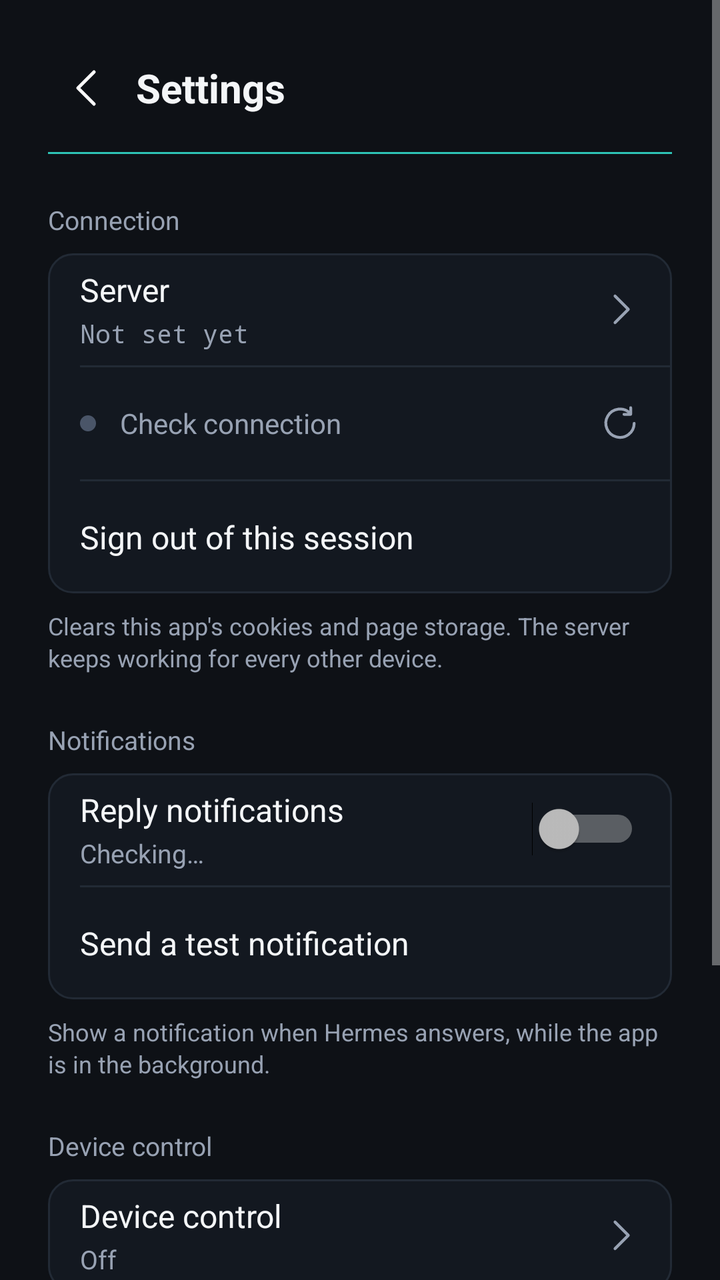
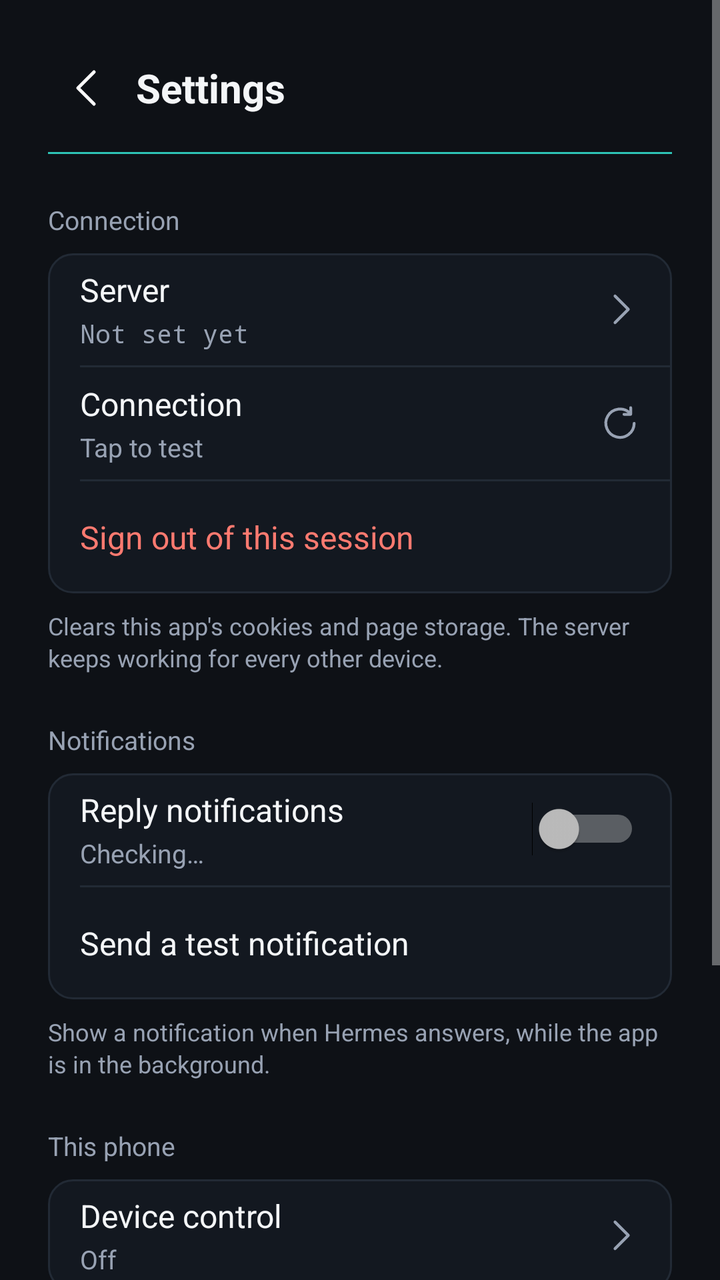

Compare the two renders of this Android layout. The source of the first and the diff that turns it into the second are given below.
<!-- AndroidManifest.xml: application theme Theme.HermesPocket -->
<!-- res/layout/activity_settings.xml -->
<?xml version="1.0" encoding="utf-8"?>
<ScrollView xmlns:android="http://schemas.android.com/apk/res/android"
    android:layout_width="match_parent"
    android:layout_height="match_parent"
    android:background="@color/hp_background"
    android:fillViewport="true">

    <LinearLayout
        android:layout_width="match_parent"
        android:layout_height="wrap_content"
        android:orientation="vertical"
        android:paddingStart="24dp"
        android:paddingTop="24dp"
        android:paddingEnd="24dp"
        android:paddingBottom="40dp">

        
        <LinearLayout
            android:layout_width="match_parent"
            android:layout_height="40dp"
            android:gravity="center_vertical"
            android:orientation="horizontal">

            <ImageView
                android:id="@+id/button_back"
                android:layout_width="40dp"
                android:layout_height="40dp"
                android:background="?android:attr/selectableItemBackgroundBorderless"
                android:contentDescription="@string/settings_back"
                android:padding="8dp"
                android:src="@drawable/ic_back" />

            <TextView
                android:layout_width="0dp"
                android:layout_height="wrap_content"
                android:layout_marginStart="4dp"
                android:layout_weight="1"
                android:text="@string/settings_title"
                android:textColor="@color/hp_text_primary"
                android:textSize="20sp"
                android:textStyle="bold" />
        </LinearLayout>

        <View
            android:layout_width="match_parent"
            android:layout_height="1dp"
            android:layout_marginTop="12dp"
            android:background="@color/hp_accent_teal" />

        
        <TextView
            style="@style/SettingsSection"
            android:text="@string/settings_section_connection" />

        <LinearLayout
            style="@style/SettingsCard"
            android:orientation="vertical">

            <LinearLayout
                android:id="@+id/row_server"
                style="@style/SettingsRow">

                <LinearLayout
                    android:layout_width="0dp"
                    android:layout_height="wrap_content"
                    android:layout_weight="1"
                    android:orientation="vertical">

                    <TextView
                        style="@style/SettingsLabel"
                        android:text="@string/settings_server" />

                    <TextView
                        android:id="@+id/text_server"
                        style="@style/SettingsValueMono"
                        android:layout_marginTop="2dp"
                        android:text="@string/settings_server_none" />
                </LinearLayout>

                <ImageView
                    style="@style/SettingsChevron"
                    android:contentDescription="@string/settings_change_server"
                    android:src="@drawable/ic_chevron" />
            </LinearLayout>

            <View style="@style/SettingsDivider" />

            <LinearLayout
                android:id="@+id/row_probe"
                style="@style/SettingsRow">

                <View
                    android:id="@+id/dot_probe"
                    android:layout_width="8dp"
                    android:layout_height="8dp"
                    android:layout_marginEnd="12dp"
                    android:background="@drawable/hp_dot_idle" />

                <TextView
                    android:id="@+id/text_probe"
                    android:layout_width="0dp"
                    android:layout_height="wrap_content"
                    android:layout_weight="1"
                    android:text="@string/settings_probe_idle"
                    android:textColor="@color/hp_text_secondary"
                    android:textSize="14sp" />

                <ImageView
                    style="@style/SettingsChevron"
                    android:contentDescription="@string/settings_probe"
                    android:src="@drawable/ic_refresh" />
            </LinearLayout>

            <View style="@style/SettingsDivider" />

            <LinearLayout
                android:id="@+id/row_signout"
                style="@style/SettingsRow">

                <TextView
                    android:layout_width="0dp"
                    android:layout_height="wrap_content"
                    android:layout_weight="1"
                    android:text="@string/settings_sign_out"
                    android:textColor="@color/hp_text_primary"
                    android:textSize="16sp" />
            </LinearLayout>
        </LinearLayout>

        <TextView
            style="@style/SettingsHint"
            android:text="@string/settings_sign_out_hint" />

        
        <TextView
            style="@style/SettingsSection"
            android:text="@string/settings_section_notifications" />

        <LinearLayout
            style="@style/SettingsCard"
            android:orientation="vertical">

            <LinearLayout
                style="@style/SettingsRow">

                <LinearLayout
                    android:layout_width="0dp"
                    android:layout_height="wrap_content"
                    android:layout_weight="1"
                    android:orientation="vertical">

                    <TextView
                        style="@style/SettingsLabel"
                        android:text="@string/notify_switch_label" />

                    <TextView
                        android:id="@+id/text_permission"
                        style="@style/SettingsValue"
                        android:layout_marginTop="2dp"
                        android:text="@string/settings_permission_unknown" />
                </LinearLayout>

                <Switch
                    android:id="@+id/switch_notify"
                    android:layout_width="wrap_content"
                    android:layout_height="wrap_content" />
            </LinearLayout>

            <View style="@style/SettingsDivider" />

            <LinearLayout
                android:id="@+id/row_test_notify"
                style="@style/SettingsRow">

                <TextView
                    android:layout_width="0dp"
                    android:layout_height="wrap_content"
                    android:layout_weight="1"
                    android:text="@string/notify_test"
                    android:textColor="@color/hp_text_primary"
                    android:textSize="16sp" />
            </LinearLayout>
        </LinearLayout>

        <TextView
            style="@style/SettingsHint"
            android:text="@string/notify_switch_hint" />

        
        <TextView
            style="@style/SettingsSection"
            android:text="@string/settings_section_device" />

        <LinearLayout
            style="@style/SettingsCard"
            android:orientation="vertical">

            <LinearLayout
                android:id="@+id/row_device"
                style="@style/SettingsRow">

                <LinearLayout
                    android:layout_width="0dp"
                    android:layout_height="wrap_content"
                    android:layout_weight="1"
                    android:orientation="vertical">

                    <TextView
                        style="@style/SettingsLabel"
                        android:text="@string/shortcut_device_control" />

                    <TextView
                        android:id="@+id/text_device"
                        style="@style/SettingsValue"
                        android:layout_marginTop="2dp"
                        android:text="@string/settings_device_off" />
                </LinearLayout>

                <ImageView
                    style="@style/SettingsChevron"
                    android:contentDescription="@string/shortcut_device_control"
                    android:src="@drawable/ic_chevron" />
            </LinearLayout>
        </LinearLayout>

        
        <TextView
            style="@style/SettingsSection"
            android:text="@string/settings_section_about" />

        <LinearLayout
            style="@style/SettingsCard"
            android:orientation="vertical">

            <LinearLayout style="@style/SettingsRow">

                <TextView
                    style="@style/SettingsLabel"
                    android:layout_width="0dp"
                    android:layout_height="wrap_content"
                    android:layout_weight="1"
                    android:text="@string/settings_version" />

                <TextView
                    android:id="@+id/text_version"
                    style="@style/SettingsValueMono"
                    android:text="@string/settings_version_unknown" />
            </LinearLayout>

            <View style="@style/SettingsDivider" />

            <LinearLayout
                android:id="@+id/row_update"
                style="@style/SettingsRow">

                <TextView
                    android:layout_width="0dp"
                    android:layout_height="wrap_content"
                    android:layout_weight="1"
                    android:text="@string/settings_check_updates"
                    android:textColor="@color/hp_text_primary"
                    android:textSize="16sp" />
            </LinearLayout>
        </LinearLayout>
    </LinearLayout>
</ScrollView>
<!-- resources referenced by this layout -->
<resources>
  <color name="hp_accent_teal">#2EC4B6</color>
  <color name="hp_background">#0E1116</color>
  <color name="hp_text_primary">#F4F6F8</color>
  <color name="hp_text_secondary">#98A2B3</color>
  <!-- drawable hp_dot_idle (drawable) -->
  <?xml version="1.0" encoding="utf-8"?>
  <shape xmlns:android="http://schemas.android.com/apk/res/android" android:shape="oval">
      <solid android:color="#4A5568" />
      <size android:width="8dp" android:height="8dp" />
  </shape>
  <string name="notify_switch_hint">Show a notification when Hermes answers, while the app is in the background.</string>
  <string name="notify_switch_label">Reply notifications</string>
  <string name="notify_test">Send a test notification</string>
  <string name="settings_back">Back</string>
  <string name="settings_change_server">Change server</string>
  <string name="settings_check_updates">Check for updates</string>
  <string name="settings_device_off">Off</string>
  <string name="settings_permission_unknown">Checking…</string>
  <string name="settings_probe">Check the server answers</string>
  <string name="settings_probe_idle">Check connection</string>
  <string name="settings_section_about">About</string>
  <string name="settings_section_connection">Connection</string>
  <string name="settings_section_device">Device control</string>
  <string name="settings_section_notifications">Notifications</string>
  <string name="settings_server">Server</string>
  <string name="settings_server_none">Not set yet</string>
  <string name="settings_sign_out">Sign out of this session</string>
  <string name="settings_sign_out_hint">Clears this app\'s cookies and page storage. The server keeps working for every other device.</string>
  <string name="settings_title">Settings</string>
  <string name="settings_version">Version</string>
  <string name="settings_version_unknown">Unknown</string>
  <string name="shortcut_device_control">Device control</string>
  <style name="SettingsChevron">
          <item name="android:layout_width">20dp</item>
          <item name="android:layout_height">20dp</item>
          <item name="android:layout_marginStart">8dp</item>
          <item name="android:tint">@color/hp_text_secondary</item>
      </style>
  <style name="SettingsDivider">
          <item name="android:layout_width">match_parent</item>
          <item name="android:layout_height">1dp</item>
          <item name="android:layout_marginStart">16dp</item>
          <item name="android:background">@color/hp_border</item>
      </style>
  <style name="SettingsLabel">
          <item name="android:layout_width">wrap_content</item>
          <item name="android:layout_height">wrap_content</item>
          <item name="android:textColor">@color/hp_text_primary</item>
          <item name="android:textSize">16sp</item>
      </style>
  <style name="SettingsValue">
          <item name="android:layout_width">wrap_content</item>
          <item name="android:layout_height">wrap_content</item>
          <item name="android:textColor">@color/hp_text_secondary</item>
          <item name="android:textSize">13sp</item>
      </style>
  <style name="Theme.HermesPocket" parent="@android:style/Theme.Material.NoActionBar">
          <item name="android:windowBackground">@color/hp_background</item>
          <item name="android:statusBarColor">@color/hp_background</item>
          <item name="android:navigationBarColor">@color/hp_background</item>
      </style>
  <!-- drawable hp_card_bg (drawable) -->
  <?xml version="1.0" encoding="utf-8"?>
  <shape xmlns:android="http://schemas.android.com/apk/res/android" android:shape="rectangle">
      <solid android:color="@color/hp_surface" />
      <corners android:radius="12dp" />
      <stroke android:width="1dp" android:color="@color/hp_border" />
  </shape>
  <color name="hp_border">#222A35</color>
  <color name="hp_surface">#131820</color>
  <!-- unchanged entries left out for length: 8 -->
</resources>

<!-- the commit's change to res/layout/activity_settings.xml (unified diff, before → after) -->
@@ -89,21 +89,22 @@
                 android:id="@+id/row_probe"
                 style="@style/SettingsRow">
 
-                <View
-                    android:id="@+id/dot_probe"
-                    android:layout_width="8dp"
-                    android:layout_height="8dp"
-                    android:layout_marginEnd="12dp"
-                    android:background="@drawable/hp_dot_idle" />
-
-                <TextView
-                    android:id="@+id/text_probe"
-                    android:layout_width="0dp"
-                    android:layout_height="wrap_content"
-                    android:layout_weight="1"
-                    android:text="@string/settings_probe_idle"
-                    android:textColor="@color/hp_text_secondary"
-                    android:textSize="14sp" />
+                <LinearLayout
+                    android:layout_width="0dp"
+                    android:layout_height="wrap_content"
+                    android:layout_weight="1"
+                    android:orientation="vertical">
+
+                    <TextView
+                        style="@style/SettingsLabel"
+                        android:text="@string/settings_probe" />
+
+                    <TextView
+                        android:id="@+id/text_probe"
+                        style="@style/SettingsValue"
+                        android:layout_marginTop="2dp"
+                        android:text="@string/settings_probe_idle" />
+                </LinearLayout>
 
                 <ImageView
                     style="@style/SettingsChevron"
@@ -122,7 +123,7 @@
                     android:layout_height="wrap_content"
                     android:layout_weight="1"
                     android:text="@string/settings_sign_out"
-                    android:textColor="@color/hp_text_primary"
+                    android:textColor="@color/hp_error"
                     android:textSize="16sp" />
             </LinearLayout>
         </LinearLayout>
<!-- resource entries referenced after the edit -->
@@ -2,14 +2,9 @@
 <resources>
   <color name="hp_accent_teal">#2EC4B6</color>
   <color name="hp_background">#0E1116</color>
+  <color name="hp_error">#FF7A70</color>
   <color name="hp_text_primary">#F4F6F8</color>
   <color name="hp_text_secondary">#98A2B3</color>
-  <!-- drawable hp_dot_idle (drawable) -->
-  <?xml version="1.0" encoding="utf-8"?>
-  <shape xmlns:android="http://schemas.android.com/apk/res/android" android:shape="oval">
-      <solid android:color="#4A5568" />
-      <size android:width="8dp" android:height="8dp" />
-  </shape>
   <string name="notify_switch_hint">Show a notification when Hermes answers, while the app is in the background.</string>
   <string name="notify_switch_label">Reply notifications</string>
   <string name="notify_test">Send a test notification</string>
@@ -18,11 +13,11 @@
   <string name="settings_check_updates">Check for updates</string>
   <string name="settings_device_off">Off</string>
   <string name="settings_permission_unknown">Checking…</string>
-  <string name="settings_probe">Check the server answers</string>
-  <string name="settings_probe_idle">Check connection</string>
+  <string name="settings_probe">Connection</string>
+  <string name="settings_probe_idle">Tap to test</string>
   <string name="settings_section_about">About</string>
   <string name="settings_section_connection">Connection</string>
-  <string name="settings_section_device">Device control</string>
+  <string name="settings_section_device">This phone</string>
   <string name="settings_section_notifications">Notifications</string>
   <string name="settings_server">Server</string>
   <string name="settings_server_none">Not set yet</string>
